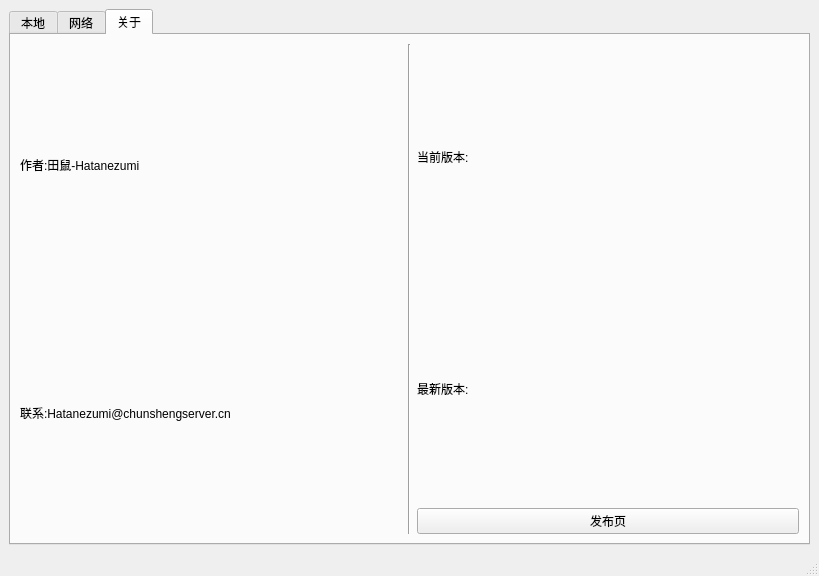
Above: ui/MainWindow.ui from Hatanezumi/RA3_affiliated_mod_downloader before the change. Below: the same form after it.
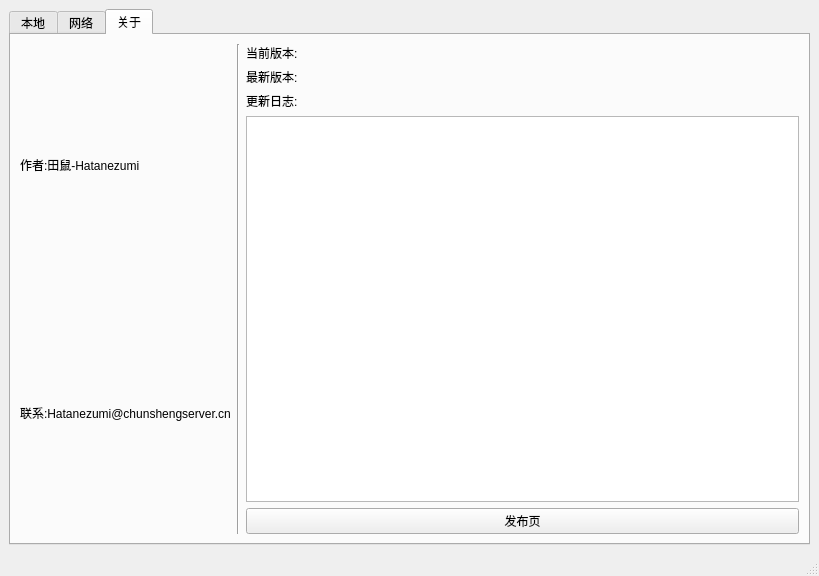
That is the form after the change. The open tabs and pages were chosen to show the change.

```diff
--- a/ui/MainWindow.ui
+++ b/ui/MainWindow.ui
@@ -372,6 +372,23 @@
             </property>
            </widget>
           </item>
+          <item>
+           <widget class="QLabel" name="label_updatelog">
+            <property name="text">
+             <string>更新日志:</string>
+            </property>
+           </widget>
+          </item>
+          <item>
+           <widget class="QPlainTextEdit" name="plainTextEdit_updatelog">
+            <property name="lineWrapMode">
+             <enum>QPlainTextEdit::NoWrap</enum>
+            </property>
+            <property name="readOnly">
+             <bool>true</bool>
+            </property>
+           </widget>
+          </item>
           <item>
            <widget class="QPushButton" name="pushButton_release">
             <property name="text">
```
Left out of the diff: 3 changed lines with no effect on the pictures.
